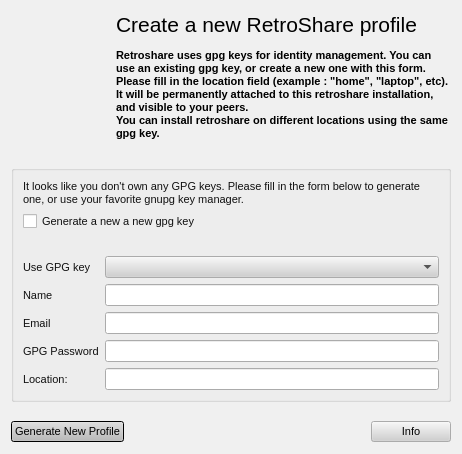
Above: retroshare-gui/src/gui/GenCertDialog.ui from RetroShare/RetroShare before the change. Below: the same form after it.
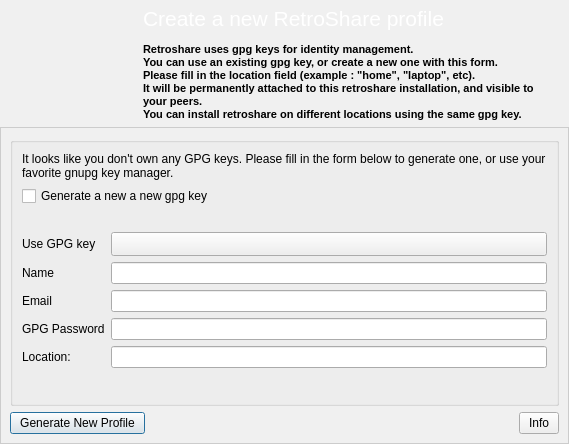
That is the form after the change. Icons and pictures are not drawn.

Commit message: improved design of profile generation

```diff
--- a/retroshare-gui/src/gui/GenCertDialog.ui
+++ b/retroshare-gui/src/gui/GenCertDialog.ui
@@ -6,8 +6,8 @@
    <rect>
     <x>0</x>
     <y>0</y>
-    <width>462</width>
-    <height>454</height>
+    <width>569</width>
+    <height>444</height>
    </rect>
   </property>
   <property name="sizePolicy">
@@ -28,9 +28,9 @@
      <colorrole role="WindowText">
       <brush brushstyle="SolidPattern">
        <color alpha="255">
-        <red>16</red>
-        <green>16</green>
-        <blue>16</blue>
+        <red>0</red>
+        <green>0</green>
+        <blue>0</blue>
        </color>
       </brush>
      </colorrole>
@@ -183,9 +183,9 @@
      <colorrole role="WindowText">
       <brush brushstyle="SolidPattern">
        <color alpha="255">
-        <red>16</red>
-        <green>16</green>
-        <blue>16</blue>
+        <red>0</red>
+        <green>0</green>
+        <blue>0</blue>
        </color>
       </brush>
      </colorrole>
@@ -338,9 +338,9 @@
      <colorrole role="WindowText">
       <brush brushstyle="SolidPattern">
        <color alpha="255">
-        <red>104</red>
-        <green>104</green>
-        <blue>104</blue>
+        <red>0</red>
+        <green>0</green>
+        <blue>0</blue>
        </color>
       </brush>
      </colorrole>
@@ -392,9 +392,9 @@
      <colorrole role="Text">
       <brush brushstyle="SolidPattern">
        <color alpha="255">
-        <red>104</red>
-        <green>104</green>
-        <blue>104</blue>
+        <red>0</red>
+        <green>0</green>
+        <blue>0</blue>
        </color>
       </brush>
      </colorrole>
@@ -410,9 +410,9 @@
      <colorrole role="ButtonText">
       <brush brushstyle="SolidPattern">
        <color alpha="255">
-        <red>104</red>
-        <green>104</green>
-        <blue>104</blue>
+        <red>0</red>
+        <green>0</green>
+        <blue>0</blue>
        </color>
       </brush>
      </colorrole>
@@ -512,536 +512,134 @@
    <iconset resource="images.qrc">
     <normaloff>:/images/rstray3.png</normaloff>:/images/rstray3.png</iconset>
   </property>
-  <layout class="QVBoxLayout" name="verticalLayout">
+  <property name="styleSheet">
+   <string notr="true">QToolButton, QPushButton, QComboBox { 
+border-image: url(:/images/btn_26.png) 4;
+border-width: 4;
+padding: 0px 6px;
+font-size: 12px;
+}
+
+*{
+color: black;
+}
+
+QComboBox QAbstractItemView {
+background-color:white;
+}
+
+QComboBox::down-arrow {
+image: url(:/images/combobox_arrow.png);
+}
+
+QComboBox:drop-down
+{
+subcontrol-origin: padding;
+subcontrol-position: top right;
+border-left-style: none; 
+border-top-right-radius: 1px;
+border-bottom-right-radius: 1px;
+}
+
+QToolButton:hover, QPushButton:hover, QComboBox:hover {
+border-image: url(:/images/btn_26_hover.png) 4;
+}
+
+QToolButton:disabled, QPushButton:disabled, QComboBox::disabled {
+color:gray;
+}
+
+QToolButton:pressed, QPushButton:pressed{
+border-image: url(:/images/btn_26_pressed.png) 4;
+}</string>
+  </property>
+  <layout class="QGridLayout" name="gridLayout_3">
+   <property name="margin">
+    <number>0</number>
+   </property>
+   <property name="spacing">
+    <number>0</number>
+   </property>
+   <item row="0" column="0">
+    <widget class="QFrame" name="frame_2">
+     <property name="maximumSize">
+      <size>
+       <width>16777215</width>
+       <height>140</height>
+      </size>
+     </property>
+     <property name="styleSheet">
+      <string notr="true">QFrame#frame_2{background-image: url(:/images/genbackground.png);} 
+</string>
+     </property>
+     <property name="frameShape">
+      <enum>QFrame::NoFrame</enum>
+     </property>
+     <property name="frameShadow">
+      <enum>QFrame::Plain</enum>
+     </property>
+     <layout class="QHBoxLayout" name="horizontalLayout_2">
    <property name="topMargin">
     <number>6</number>
    </property>
+      <property name="bottomMargin">
+       <number>6</number>
+      </property>
    <item>
-    <widget class="QLabel" name="loginLabel">
-     <property name="enabled">
-      <bool>true</bool>
-     </property>
-     <property name="sizePolicy">
-      <sizepolicy hsizetype="Preferred" vsizetype="Preferred">
-       <horstretch>0</horstretch>
-       <verstretch>0</verstretch>
-      </sizepolicy>
-     </property>
-     <property name="minimumSize">
-      <size>
-       <width>0</width>
-       <height>140</height>
-      </size>
-     </property>
+       <widget class="QLabel" name="label">
      <property name="maximumSize">
       <size>
-       <width>16777215</width>
-       <height>140</height>
-      </size>
-     </property>
-     <property name="palette">
-      <palette>
-       <active>
-        <colorrole role="WindowText">
-         <brush brushstyle="SolidPattern">
-          <color alpha="255">
-           <red>0</red>
-           <green>0</green>
-           <blue>0</blue>
-          </color>
-         </brush>
-        </colorrole>
-        <colorrole role="Button">
-         <brush brushstyle="SolidPattern">
-          <color alpha="255">
-           <red>212</red>
-           <green>208</green>
-           <blue>200</blue>
-          </color>
-         </brush>
-        </colorrole>
-        <colorrole role="Light">
-         <brush brushstyle="SolidPattern">
-          <color alpha="255">
-           <red>255</red>
-           <green>255</green>
-           <blue>255</blue>
-          </color>
-         </brush>
-        </colorrole>
-        <colorrole role="Midlight">
-         <brush brushstyle="SolidPattern">
-          <color alpha="255">
-           <red>234</red>
-           <green>229</green>
-           <blue>220</blue>
-          </color>
-         </brush>
-        </colorrole>
-        <colorrole role="Dark">
-         <brush brushstyle="SolidPattern">
-          <color alpha="255">
-           <red>128</red>
-           <green>128</green>
-           <blue>128</blue>
-          </color>
-         </brush>
-        </colorrole>
-        <colorrole role="Mid">
-         <brush brushstyle="SolidPattern">
-          <color alpha="255">
-           <red>141</red>
-           <green>139</green>
-           <blue>133</blue>
-          </color>
-         </brush>
-        </colorrole>
-        <colorrole role="Text">
-         <brush brushstyle="SolidPattern">
-          <color alpha="255">
-           <red>255</red>
-           <green>255</green>
-           <blue>255</blue>
-          </color>
-         </brush>
-        </colorrole>
-        <colorrole role="BrightText">
-         <brush brushstyle="SolidPattern">
-          <color alpha="255">
-           <red>255</red>
-           <green>255</green>
-           <blue>255</blue>
-          </color>
-         </brush>
-        </colorrole>
-        <colorrole role="ButtonText">
-         <brush brushstyle="SolidPattern">
-          <color alpha="255">
-           <red>0</red>
-           <green>0</green>
-           <blue>0</blue>
-          </color>
-         </brush>
-        </colorrole>
-        <colorrole role="Base">
-         <brush brushstyle="SolidPattern">
-          <color alpha="255">
-           <red>255</red>
-           <green>255</green>
-           <blue>255</blue>
-          </color>
-         </brush>
-        </colorrole>
-        <colorrole role="Window">
-         <brush brushstyle="SolidPattern">
-          <color alpha="255">
-           <red>212</red>
-           <green>208</green>
-           <blue>200</blue>
-          </color>
-         </brush>
-        </colorrole>
-        <colorrole role="Shadow">
-         <brush brushstyle="SolidPattern">
-          <color alpha="255">
-           <red>64</red>
-           <green>64</green>
-           <blue>64</blue>
-          </color>
-         </brush>
-        </colorrole>
-        <colorrole role="Highlight">
-         <brush brushstyle="SolidPattern">
-          <color alpha="255">
-           <red>10</red>
-           <green>36</green>
-           <blue>106</blue>
-          </color>
-         </brush>
-        </colorrole>
-        <colorrole role="HighlightedText">
-         <brush brushstyle="SolidPattern">
-          <color alpha="255">
-           <red>255</red>
-           <green>255</green>
-           <blue>255</blue>
-          </color>
-         </brush>
-        </colorrole>
-        <colorrole role="Link">
-         <brush brushstyle="SolidPattern">
-          <color alpha="255">
-           <red>0</red>
-           <green>0</green>
-           <blue>255</blue>
-          </color>
-         </brush>
-        </colorrole>
-        <colorrole role="LinkVisited">
-         <brush brushstyle="SolidPattern">
-          <color alpha="255">
-           <red>255</red>
-           <green>0</green>
-           <blue>255</blue>
-          </color>
-         </brush>
-        </colorrole>
-        <colorrole role="AlternateBase">
-         <brush brushstyle="SolidPattern">
-          <color alpha="255">
-           <red>232</red>
-           <green>232</green>
-           <blue>232</blue>
-          </color>
-         </brush>
-        </colorrole>
-       </active>
-       <inactive>
-        <colorrole role="WindowText">
-         <brush brushstyle="SolidPattern">
-          <color alpha="255">
-           <red>0</red>
-           <green>0</green>
-           <blue>0</blue>
-          </color>
-         </brush>
-        </colorrole>
-        <colorrole role="Button">
-         <brush brushstyle="SolidPattern">
-          <color alpha="255">
-           <red>212</red>
-           <green>208</green>
-           <blue>200</blue>
-          </color>
-         </brush>
-        </colorrole>
-        <colorrole role="Light">
-         <brush brushstyle="SolidPattern">
-          <color alpha="255">
-           <red>255</red>
-           <green>255</green>
-           <blue>255</blue>
-          </color>
-         </brush>
-        </colorrole>
-        <colorrole role="Midlight">
-         <brush brushstyle="SolidPattern">
-          <color alpha="255">
-           <red>234</red>
-           <green>229</green>
-           <blue>220</blue>
-          </color>
-         </brush>
-        </colorrole>
-        <colorrole role="Dark">
-         <brush brushstyle="SolidPattern">
-          <color alpha="255">
-           <red>128</red>
-           <green>128</green>
-           <blue>128</blue>
-          </color>
-         </brush>
-        </colorrole>
-        <colorrole role="Mid">
-         <brush brushstyle="SolidPattern">
-          <color alpha="255">
-           <red>141</red>
-           <green>139</green>
-           <blue>133</blue>
-          </color>
-         </brush>
-        </colorrole>
-        <colorrole role="Text">
-         <brush brushstyle="SolidPattern">
-          <color alpha="255">
-           <red>255</red>
-           <green>255</green>
-           <blue>255</blue>
-          </color>
-         </brush>
-        </colorrole>
-        <colorrole role="BrightText">
-         <brush brushstyle="SolidPattern">
-          <color alpha="255">
-           <red>255</red>
-           <green>255</green>
-           <blue>255</blue>
-          </color>
-         </brush>
-        </colorrole>
-        <colorrole role="ButtonText">
-         <brush brushstyle="SolidPattern">
-          <color alpha="255">
-           <red>0</red>
-           <green>0</green>
-           <blue>0</blue>
-          </color>
-         </brush>
-        </colorrole>
-        <colorrole role="Base">
-         <brush brushstyle="SolidPattern">
-          <color alpha="255">
-           <red>255</red>
-           <green>255</green>
-           <blue>255</blue>
-          </color>
-         </brush>
-        </colorrole>
-        <colorrole role="Window">
-         <brush brushstyle="SolidPattern">
-          <color alpha="255">
-           <red>212</red>
-           <green>208</green>
-           <blue>200</blue>
-          </color>
-         </brush>
-        </colorrole>
-        <colorrole role="Shadow">
-         <brush brushstyle="SolidPattern">
-          <color alpha="255">
-           <red>64</red>
-           <green>64</green>
-           <blue>64</blue>
-          </color>
-         </brush>
-        </colorrole>
-        <colorrole role="Highlight">
-         <brush brushstyle="SolidPattern">
-          <color alpha="255">
-           <red>212</red>
-           <green>208</green>
-           <blue>200</blue>
-          </color>
-         </brush>
-        </colorrole>
-        <colorrole role="HighlightedText">
-         <brush brushstyle="SolidPattern">
-          <color alpha="255">
-           <red>0</red>
-           <green>0</green>
-           <blue>0</blue>
-          </color>
-         </brush>
-        </colorrole>
-        <colorrole role="Link">
-         <brush brushstyle="SolidPattern">
-          <color alpha="255">
-           <red>0</red>
-           <green>0</green>
-           <blue>255</blue>
-          </color>
-         </brush>
-        </colorrole>
-        <colorrole role="LinkVisited">
-         <brush brushstyle="SolidPattern">
-          <color alpha="255">
-           <red>255</red>
-           <green>0</green>
-           <blue>255</blue>
-          </color>
-         </brush>
-        </colorrole>
-        <colorrole role="AlternateBase">
-         <brush brushstyle="SolidPattern">
-          <color alpha="255">
-           <red>232</red>
-           <green>232</green>
-           <blue>232</blue>
-          </color>
-         </brush>
-        </colorrole>
-       </inactive>
-       <disabled>
-        <colorrole role="WindowText">
-         <brush brushstyle="SolidPattern">
-          <color alpha="255">
-           <red>106</red>
-           <green>104</green>
-           <blue>100</blue>
-          </color>
-         </brush>
-        </colorrole>
-        <colorrole role="Button">
-         <brush brushstyle="SolidPattern">
-          <color alpha="255">
-           <red>212</red>
-           <green>208</green>
-           <blue>200</blue>
-          </color>
-         </brush>
-        </colorrole>
-        <colorrole role="Light">
-         <brush brushstyle="SolidPattern">
-          <color alpha="255">
-           <red>255</red>
-           <green>255</green>
-           <blue>255</blue>
-          </color>
-         </brush>
-        </colorrole>
-        <colorrole role="Midlight">
-         <brush brushstyle="SolidPattern">
-          <color alpha="255">
-           <red>233</red>
-           <green>231</green>
-           <blue>227</blue>
-          </color>
-         </brush>
-        </colorrole>
-        <colorrole role="Dark">
-         <brush brushstyle="SolidPattern">
-          <color alpha="255">
-           <red>128</red>
-           <green>128</green>
-           <blue>128</blue>
-          </color>
-         </brush>
-        </colorrole>
-        <colorrole role="Mid">
-         <brush brushstyle="SolidPattern">
-          <color alpha="255">
-           <red>141</red>
-           <green>139</green>
-           <blue>133</blue>
-          </color>
-         </brush>
-        </colorrole>
-        <colorrole role="Text">
-         <brush brushstyle="SolidPattern">
-          <color alpha="255">
-           <red>106</red>
-           <green>104</green>
-           <blue>100</blue>
-          </color>
-         </brush>
-        </colorrole>
-        <colorrole role="BrightText">
-         <brush brushstyle="SolidPattern">
-          <color alpha="255">
-           <red>255</red>
-           <green>255</green>
-           <blue>255</blue>
-          </color>
-         </brush>
-        </colorrole>
-        <colorrole role="ButtonText">
-         <brush brushstyle="SolidPattern">
-          <color alpha="255">
-           <red>106</red>
-           <green>104</green>
-           <blue>100</blue>
-          </color>
-         </brush>
-        </colorrole>
-        <colorrole role="Base">
-         <brush brushstyle="SolidPattern">
-          <color alpha="255">
-           <red>212</red>
-           <green>208</green>
-           <blue>200</blue>
-          </color>
-         </brush>
-        </colorrole>
-        <colorrole role="Window">
-         <brush brushstyle="SolidPattern">
-          <color alpha="255">
-           <red>212</red>
-           <green>208</green>
-           <blue>200</blue>
-          </color>
-         </brush>
-        </colorrole>
-        <colorrole role="Shadow">
-         <brush brushstyle="SolidPattern">
-          <color alpha="255">
-           <red>0</red>
-           <green>0</green>
-           <blue>0</blue>
-          </color>
-         </brush>
-        </colorrole>
-        <colorrole role="Highlight">
-         <brush brushstyle="SolidPattern">
-          <color alpha="255">
-           <red>10</red>
-           <green>36</green>
-           <blue>106</blue>
-          </color>
-         </brush>
-        </colorrole>
-        <colorrole role="HighlightedText">
-         <brush brushstyle="SolidPattern">
-          <color alpha="255">
-           <red>255</red>
-           <green>255</green>
-           <blue>255</blue>
-          </color>
-         </brush>
-        </colorrole>
-        <colorrole role="Link">
-         <brush brushstyle="SolidPattern">
-          <color alpha="255">
-           <red>0</red>
-           <green>0</green>
-           <blue>255</blue>
-          </color>
-         </brush>
-        </colorrole>
-        <colorrole role="LinkVisited">
-         <brush brushstyle="SolidPattern">
-          <color alpha="255">
-           <red>255</red>
-           <green>0</green>
-           <blue>255</blue>
-          </color>
-         </brush>
-        </colorrole>
-        <colorrole role="AlternateBase">
-         <brush brushstyle="SolidPattern">
-          <color alpha="255">
-           <red>232</red>
-           <green>232</green>
-           <blue>232</blue>
-          </color>
-         </brush>
-        </colorrole>
-       </disabled>
-      </palette>
-     </property>
+          <width>128</width>
+          <height>128</height>
+         </size>
+        </property>
+        <property name="text">
+         <string/>
+        </property>
+        <property name="pixmap">
+         <pixmap resource="images.qrc">:/images/contact_new128.png</pixmap>
+        </property>
+        <property name="scaledContents">
+         <bool>true</bool>
+        </property>
+       </widget>
+      </item>
+      <item>
+       <widget class="QLabel" name="label_2">
      <property name="text">
       <string>&lt;!DOCTYPE HTML PUBLIC &quot;-//W3C//DTD HTML 4.0//EN&quot; &quot;http://www.w3.org/TR/REC-html40/strict.dtd&quot;&gt;
 &lt;html&gt;&lt;head&gt;&lt;meta name=&quot;qrichtext&quot; content=&quot;1&quot; /&gt;&lt;style type=&quot;text/css&quot;&gt;
 p, li { white-space: pre-wrap; }
-&lt;/style&gt;&lt;/head&gt;&lt;body style=&quot; font-family:'Arial'; font-size:8pt; font-weight:400; font-style:normal;&quot;&gt;
-&lt;p style=&quot; margin-top:0px; margin-bottom:0px; margin-left:0px; margin-right:0px; -qt-block-indent:0; text-indent:0px;&quot;&gt;&lt;span style=&quot; font-size:16pt; color:#000000;&quot;&gt;Create a new RetroShare profile&lt;/span&gt;&lt;br /&gt;&lt;br /&gt;&lt;span style=&quot; font-weight:600;&quot;&gt;Retroshare uses gpg keys for identity management. You can use an existing gpg key, or create a new one with this form.&lt;/span&gt;&lt;/p&gt;
-&lt;p style=&quot; margin-top:0px; margin-bottom:0px; margin-left:0px; margin-right:0px; -qt-block-indent:0; text-indent:0px;&quot;&gt;&lt;span style=&quot; font-weight:600;&quot;&gt;Please fill in the location field (example : &quot;home&quot;, &quot;laptop&quot;, etc). It will be permanently attached to this retroshare installation, and visible to your peers.&lt;/span&gt;&lt;/p&gt;
-&lt;p style=&quot; margin-top:0px; margin-bottom:0px; margin-left:0px; margin-right:0px; -qt-block-indent:0; text-indent:0px;&quot;&gt;&lt;span style=&quot; font-weight:600;&quot;&gt;You can install retroshare on different locations using the same gpg key.&lt;/span&gt;&lt;/p&gt;&lt;/body&gt;&lt;/html&gt;</string>
-     </property>
-     <property name="alignment">
-      <set>Qt::AlignLeading|Qt::AlignLeft|Qt::AlignVCenter</set>
-     </property>
-     <property name="wordWrap">
-      <bool>true</bool>
-     </property>
-     <property name="indent">
-      <number>105</number>
-     </property>
-    </widget>
-   </item>
-   <item>
-    <spacer name="verticalSpacer_2">
-     <property name="orientation">
-      <enum>Qt::Vertical</enum>
+&lt;/style&gt;&lt;/head&gt;&lt;body style=&quot; font-family:'MS Shell Dlg 2'; font-size:8.25pt; font-weight:400; font-style:normal;&quot;&gt;
+&lt;p style=&quot; margin-top:0px; margin-bottom:0px; margin-left:0px; margin-right:0px; -qt-block-indent:0; text-indent:0px;&quot;&gt;&lt;span style=&quot; font-family:'Arial'; font-size:16pt; color:#ffffff;&quot;&gt;Create a new RetroShare profile&lt;/span&gt;&lt;span style=&quot; font-family:'Arial'; font-size:8pt;&quot;&gt;&lt;br /&gt;&lt;br /&gt;&lt;/span&gt;&lt;span style=&quot; font-family:'Arial'; font-size:8pt; font-weight:600;&quot;&gt;Retroshare uses gpg keys for identity management. &lt;/span&gt;&lt;/p&gt;
+&lt;p style=&quot; margin-top:0px; margin-bottom:0px; margin-left:0px; margin-right:0px; -qt-block-indent:0; text-indent:0px;&quot;&gt;&lt;span style=&quot; font-family:'Arial'; font-size:8pt; font-weight:600;&quot;&gt;You can use an existing gpg key, or create a new one with this form.&lt;/span&gt;&lt;/p&gt;
+&lt;p style=&quot; margin-top:0px; margin-bottom:0px; margin-left:0px; margin-right:0px; -qt-block-indent:0; text-indent:0px;&quot;&gt;&lt;span style=&quot; font-family:'Arial'; font-size:8pt; font-weight:600;&quot;&gt;Please fill in the location field (example : &quot;home&quot;, &quot;laptop&quot;, etc). &lt;/span&gt;&lt;/p&gt;
+&lt;p style=&quot; margin-top:0px; margin-bottom:0px; margin-left:0px; margin-right:0px; -qt-block-indent:0; text-indent:0px;&quot;&gt;&lt;span style=&quot; font-family:'Arial'; font-size:8pt; font-weight:600;&quot;&gt;It will be permanently attached to this retroshare installation, and visible to&lt;/span&gt;&lt;/p&gt;
+&lt;p style=&quot; margin-top:0px; margin-bottom:0px; margin-left:0px; margin-right:0px; -qt-block-indent:0; text-indent:0px;&quot;&gt;&lt;span style=&quot; font-family:'Arial'; font-size:8pt; font-weight:600;&quot;&gt;your peers.&lt;/span&gt;&lt;/p&gt;
+&lt;p style=&quot; margin-top:0px; margin-bottom:0px; margin-left:0px; margin-right:0px; -qt-block-indent:0; text-indent:0px;&quot;&gt;&lt;span style=&quot; font-family:'Arial'; font-size:8pt; font-weight:600;&quot;&gt;You can install retroshare on different locations using the same gpg key.&lt;/span&gt;&lt;/p&gt;&lt;/body&gt;&lt;/html&gt;</string>
+        </property>
+       </widget>
+      </item>
+     </layout>
+    </widget>
+   </item>
+   <item row="1" column="0">
+    <widget class="QFrame" name="frame">
+     <property name="styleSheet">
+      <string notr="true">QFrame#frame{ 
+background-color: qlineargradient(x1:0, y1:0, x2:0, y2:1,
+stop:0 #FEFEFE, stop:1 #E8E8E8);
+
+border: 1px solid #CCCCCC;}</string>
      </property>
-     <property name="sizeHint" stdset="0">
-      <size>
-       <width>20</width>
-       <height>20</height>
-      </size>
+     <property name="frameShape">
+      <enum>QFrame::StyledPanel</enum>
      </property>
-    </spacer>
-   </item>
-   <item>
+     <property name="frameShadow">
+      <enum>QFrame::Raised</enum>
+     </property>
+     <layout class="QGridLayout" name="gridLayout">
+      <item row="0" column="0">
     <widget class="QGroupBox" name="groupBox">
      <property name="title">
       <string/>
@@ -1135,10 +733,7 @@
         </property>
        </widget>
       </item>
-     </layout>
-    </widget>
-   </item>
-   <item>
+         <item row="5" column="0">
     <spacer name="verticalSpacer">
      <property name="orientation">
       <enum>Qt::Vertical</enum>
@@ -1146,15 +741,24 @@
      <property name="sizeHint" stdset="0">
       <size>
        <width>20</width>
-       <height>20</height>
+             <height>40</height>
       </size>
      </property>
     </spacer>
    </item>
-   <item>
+        </layout>
+       </widget>
+      </item>
+      <item row="1" column="0">
     <layout class="QHBoxLayout" name="horizontalLayout">
      <item>
       <widget class="QPushButton" name="genButton">
+          <property name="maximumSize">
+           <size>
+            <width>16777215</width>
+            <height>26</height>
+           </size>
+          </property>
        <property name="text">
         <string>Generate New Profile</string>
        </property>
@@ -1175,12 +779,21 @@
      </item>
      <item>
       <widget class="QPushButton" name="infopushButton">
+          <property name="maximumSize">
+           <size>
+            <width>16777215</width>
+            <height>26</height>
+           </size>
+          </property>
        <property name="text">
         <string>Info</string>
        </property>
       </widget>
      </item>
     </layout>
+      </item>
+     </layout>
+    </widget>
    </item>
   </layout>
  </widget>
```
Left out of the diff: 28 changed lines with no effect on the pictures. Lines whose indentation alone changed are shown as unchanged. The commit also changes 2 other files.
